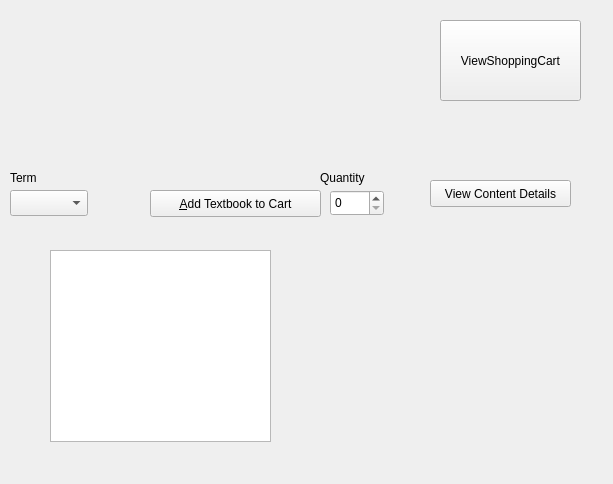
Old version of the form D4_TeamJava/cuTPS_gui/StudentInterfaceWindow.ui in the repository AnkushVarshneya/CUTPS.
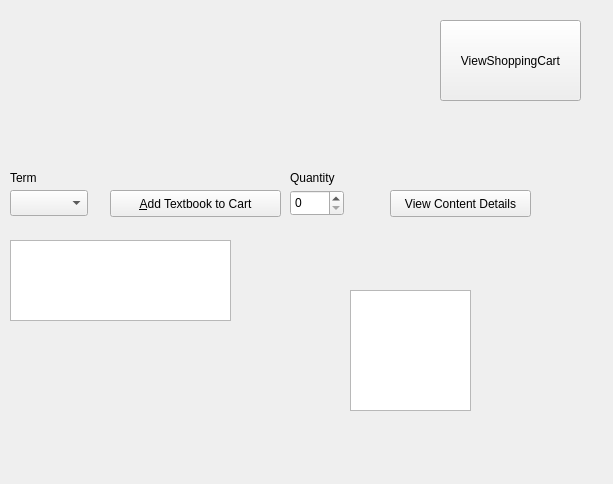
New version of the form.

```diff
--- a/D4_TeamJava/cuTPS_gui/StudentInterfaceWindow.ui
+++ b/D4_TeamJava/cuTPS_gui/StudentInterfaceWindow.ui
@@ -39,7 +39,7 @@
   <widget class="QPushButton" name="addTextbookToCartOption">
    <property name="geometry">
     <rect>
-     <x>150</x>
+     <x>110</x>
      <y>190</y>
      <width>171</width>
      <height>27</height>
@@ -52,7 +52,7 @@
   <widget class="QLabel" name="quantityLabel">
    <property name="geometry">
     <rect>
-     <x>320</x>
+     <x>290</x>
      <y>170</y>
      <width>58</width>
      <height>16</height>
@@ -65,7 +65,7 @@
   <widget class="QSpinBox" name="quantityOption">
    <property name="geometry">
     <rect>
-     <x>330</x>
+     <x>290</x>
      <y>190</y>
      <width>54</width>
      <height>26</height>
@@ -88,18 +88,18 @@
   <widget class="QTreeView" name="itemsTreeView">
    <property name="geometry">
     <rect>
-     <x>50</x>
-     <y>250</y>
+     <x>10</x>
+     <y>240</y>
      <width>221</width>
-     <height>192</height>
+     <height>81</height>
     </rect>
    </property>
   </widget>
   <widget class="QPushButton" name="viewDetailsOption">
    <property name="geometry">
     <rect>
-     <x>430</x>
-     <y>180</y>
+     <x>390</x>
+     <y>190</y>
      <width>141</width>
      <height>27</height>
     </rect>
@@ -108,6 +108,16 @@
     <string>View Content Details</string>
    </property>
   </widget>
+  <widget class="QTreeView" name="chaptersAndSectionsTreeView">
+   <property name="geometry">
+    <rect>
+     <x>350</x>
+     <y>290</y>
+     <width>121</width>
+     <height>121</height>
+    </rect>
+   </property>
+  </widget>
  </widget>
  <resources/>
  <connections/>
```
